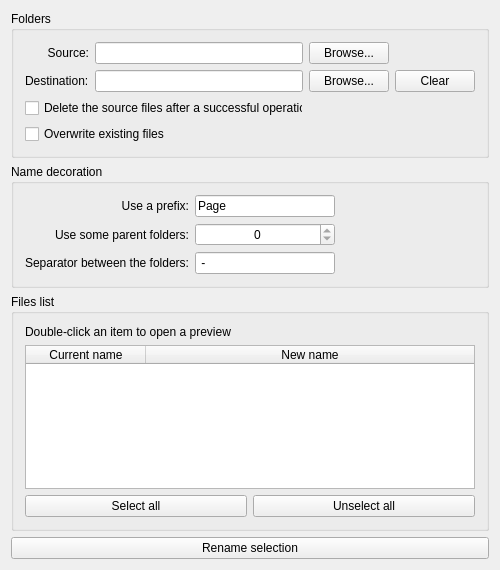
First picture: the form in MainWindow.ui, repository Folcogh/FilesRenamer, before the edit.
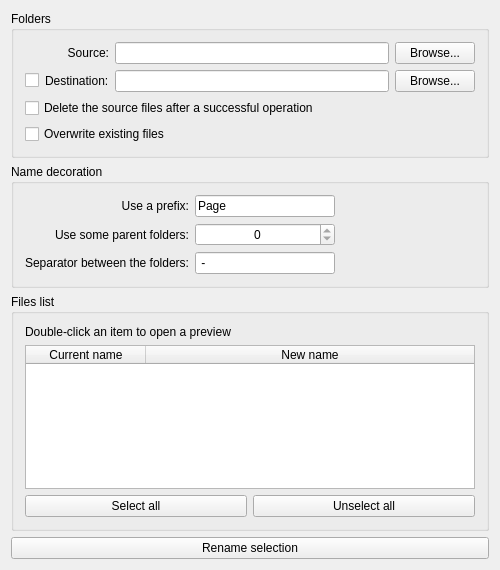
Second picture: the form after the edit.

Commit message: - removed "Clear" button - added a checkbox to clear the destination

```diff
--- a/MainWindow.ui
+++ b/MainWindow.ui
@@ -27,69 +27,69 @@
        <string>Folders</string>
       </property>
       <layout class="QGridLayout" name="gridLayout">
-       <item row="0" column="0">
-        <widget class="QLabel" name="labelSource">
-         <property name="text">
-          <string>Source:</string>
-         </property>
-         <property name="alignment">
-          <set>Qt::AlignRight|Qt::AlignTrailing|Qt::AlignVCenter</set>
-         </property>
-        </widget>
-       </item>
-       <item row="0" column="1">
-        <widget class="QLineEdit" name="editSource">
-         <property name="readOnly">
-          <bool>true</bool>
-         </property>
-        </widget>
-       </item>
-       <item row="0" column="2">
-        <widget class="QPushButton" name="buttonSource">
-         <property name="text">
-          <string>Browse...</string>
-         </property>
-        </widget>
-       </item>
-       <item row="1" column="1">
-        <widget class="QLineEdit" name="editDestination">
-         <property name="readOnly">
-          <bool>true</bool>
-         </property>
-        </widget>
-       </item>
-       <item row="1" column="2">
+       <item row="1" column="3">
         <widget class="QPushButton" name="buttonDestination">
          <property name="text">
           <string>Browse...</string>
          </property>
         </widget>
        </item>
-       <item row="2" column="0" colspan="2">
+       <item row="2" column="0" colspan="3">
         <widget class="QCheckBox" name="checkDeleteSource">
          <property name="text">
           <string>Delete the source files after a successful operation</string>
          </property>
         </widget>
        </item>
-       <item row="3" column="0" colspan="2">
+       <item row="0" column="2">
+        <widget class="QLineEdit" name="editSource">
+         <property name="readOnly">
+          <bool>true</bool>
+         </property>
+        </widget>
+       </item>
+       <item row="0" column="3">
+        <widget class="QPushButton" name="buttonSource">
+         <property name="text">
+          <string>Browse...</string>
+         </property>
+        </widget>
+       </item>
+       <item row="3" column="0" colspan="3">
         <widget class="QCheckBox" name="checkOverwrite">
          <property name="text">
           <string>Overwrite existing files</string>
          </property>
         </widget>
        </item>
+       <item row="1" column="2">
+        <widget class="QLineEdit" name="editDestination">
+         <property name="readOnly">
+          <bool>true</bool>
+         </property>
+        </widget>
+       </item>
        <item row="1" column="0">
+        <widget class="QCheckBox" name="checkDestination">
+         <property name="text">
+          <string/>
+         </property>
+        </widget>
+       </item>
+       <item row="1" column="1">
         <widget class="QLabel" name="labelDestination">
          <property name="text">
           <string>Destination:</string>
          </property>
         </widget>
        </item>
-       <item row="1" column="3">
-        <widget class="QPushButton" name="buttonClear">
+       <item row="0" column="1">
+        <widget class="QLabel" name="labelSource">
          <property name="text">
-          <string>Clear</string>
+          <string>Source:</string>
+         </property>
+         <property name="alignment">
+          <set>Qt::AlignRight|Qt::AlignTrailing|Qt::AlignVCenter</set>
          </property>
         </widget>
        </item>
```
The commit also changes 3 other files.
